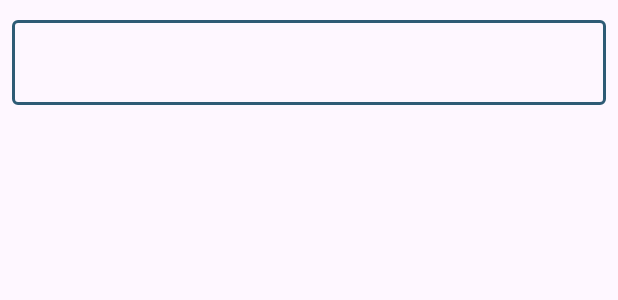
After one commit to Joserg47/Alerti_Movil, an Android app: the layout custom_text_field.xml on its own in the app's theme, with its tools: preview values and no code run, on a phone screen of 412 x 824 dp. The commit adds this screen. Shown: the top 300 px of the screen. Run offline under Robolectric (Android 15) with nearby library versions, the phone set to English and light mode, and no system bars.

Commit message:
Add CustomTextFieldView and related resources

```diff
--- /dev/null
+++ b/app/src/main/res/color/textfield_hint_states.xml
@@ -0,0 +1,7 @@
+<?xml version="1.0" encoding="utf-8"?>
+<selector xmlns:android="http://schemas.android.com/apk/res/android">
+    <!-- Estado enfocado -->
+    <item android:state_focused="true" android:color="@color/textfield_label_focus" />
+    <!-- Estado normal (sin foco) -->
+    <item android:color="@color/textfield_label" />
+</selector>
--- /dev/null
+++ b/app/src/main/res/color/textfield_outline_states.xml
@@ -0,0 +1,7 @@
+<?xml version="1.0" encoding="utf-8"?>
+<selector xmlns:android="http://schemas.android.com/apk/res/android">
+    <!-- Estado enfocado -->
+    <item android:state_focused="true" android:color="@color/textfield_outline_focus" />
+    <!-- Estado normal (sin foco) -->
+    <item android:color="@color/textfield_outline" />
+</selector>
--- /dev/null
+++ b/app/src/main/res/color/textfield_placeholder_states.xml
@@ -0,0 +1,5 @@
+<?xml version="1.0" encoding="utf-8"?>
+<selector xmlns:android="http://schemas.android.com/apk/res/android">
+    <!-- Estado normal del placeholder -->
+    <item android:color="@color/textfield_placeholder" />
+</selector>
--- /dev/null
+++ b/app/src/main/res/layout/custom_text_field.xml
@@ -0,0 +1,25 @@
+<?xml version="1.0" encoding="utf-8"?>
+<com.google.android.material.textfield.TextInputLayout
+    xmlns:android="http://schemas.android.com/apk/res/android"
+    xmlns:app="http://schemas.android.com/apk/res-auto"
+    android:id="@+id/textInputLayout"
+    android:layout_width="match_parent"
+    android:layout_height="wrap_content"
+    android:layout_margin="8dp"
+    style="@style/Widget.Material3.TextInputLayout.OutlinedBox"
+    app:boxStrokeColor="@color/textfield_outline_states"
+    app:boxCornerRadiusTopStart="4dp"
+    app:boxCornerRadiusTopEnd="4dp"
+    app:boxCornerRadiusBottomStart="4dp"
+    app:boxCornerRadiusBottomEnd="4dp"
+    app:hintTextColor="@color/textfield_hint_states"
+    app:placeholderTextColor="@color/textfield_placeholder_states">
+
+    <com.google.android.material.textfield.TextInputEditText
+        android:id="@+id/textInputEditText"
+        android:layout_width="match_parent"
+        android:layout_height="wrap_content"
+        style="@style/M3BodyLargeTextStyle"
+        android:textColor="@color/textfield_text" />
+
+</com.google.android.material.textfield.TextInputLayout>
--- a/app/src/main/res/values/colors.xml
+++ b/app/src/main/res/values/colors.xml
@@ -22,4 +22,15 @@
     <color name="text_primary">#1A2C36</color>
     <color name="text_secondary">#2C4756</color>
     <color name="text_hint">#527D96</color>
+
+    <color name="textfield_outline">#527D96</color>
+    <color name="textfield_outline_focus">#2E5B75</color>
+    <color name="textfield_outline_hover">#2E5B75</color>
+    <color name="textfield_outline_disabled">#1D1B20</color>
+    <color name="textfield_text">#527D96</color>
+    <color name="textfield_placeholder">#527D96</color>
+    <color name="textfield_label">#527D96</color>
+    <color name="textfield_label_focus">#2E5B75</color>
+    <color name="textfield_text_disabled">#1D1B20</color>
+    <color name="textfield_background">#FEF7FF</color>
 </resources>
--- /dev/null
+++ b/app/src/main/res/values/text_field_styles.xml
@@ -0,0 +1,23 @@
+<?xml version="1.0" encoding="utf-8"?>
+<resources>
+    <style name="CustomTextFieldStyle" parent="Widget.Material3.TextInputLayout.OutlinedBox">
+        <item name="boxStrokeColor">@color/textfield_outline_states</item>
+        <item name="boxStrokeWidth">2dp</item>
+        <item name="boxStrokeWidthFocused">2dp</item>
+
+        <item name="hintTextColor">@color/textfield_hint_states</item>
+        <item name="placeholderTextColor">@color/textfield_placeholder</item>
+
+        <item name="boxCornerRadiusTopStart">4dp</item>
+        <item name="boxCornerRadiusTopEnd">4dp</item>
+        <item name="boxCornerRadiusBottomStart">4dp</item>
+        <item name="boxCornerRadiusBottomEnd">4dp</item>
+    </style>
+
+    <style name="M3BodyLargeTextStyle">
+        <item name="android:fontFamily">sans-serif</item>
+        <item name="android:textSize">16sp</item>
+        <item name="android:textStyle">normal</item>
+        <item name="android:letterSpacing">0.03125</item>
+    </style>
+</resources>
```
Also changed, not shown: app/src/main/java/com/example/alerti/CustomTextFieldView.kt (added, +47 -0 lines), app/src/main/res/values/attrs.xml (added, +8 -0 lines).
